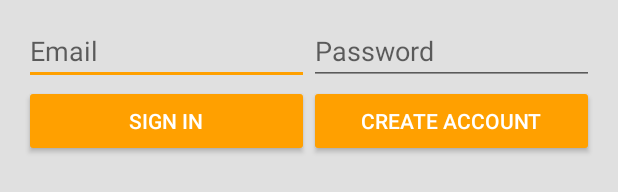
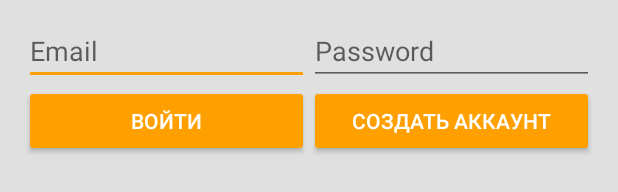
Before and after one commit to TemplateDestruction/CoolConcert, an Android app: the layout activity_emailpassword.xml on its own in the app's theme, with its tools: preview values and no code run, on a phone screen of 412 x 824 dp. Shown: the part 1003-1195 px from the top of the screen. Run offline under Robolectric (Android 15) with nearby library versions, the phone set to English and light mode, and no system bars.

Commit message:
Integrated new concert design

```diff
--- a/app/src/main/java/com/breakout/myapplication/user/DesignedUserActivity.java
+++ b/app/src/main/java/com/breakout/myapplication/user/DesignedUserActivity.java
@@ -44,7 +44,9 @@ public class DesignedUserActivity extends AppCompatActivity {
     @BindView(R.id.user_genre)
     TextView userGenre;
 
-    int userStatus = 0;
+    int userStatus = 1;
+
+    // TODO: 11.04.2019 shared preferences!
 
     @Override
     protected void onCreate(@Nullable Bundle savedInstanceState) {
--- a/app/src/main/res/layout/activity_emailpassword.xml
+++ b/app/src/main/res/layout/activity_emailpassword.xml
@@ -96,7 +96,7 @@
                 android:layout_width="0dp"
                 android:layout_height="wrap_content"
                 android:layout_weight="1"
-                android:text="@string/sign_in"
+                android:text="Войти"
                 android:theme="@style/ThemeOverlay.MyDarkButton" />
 
             <Button
@@ -105,7 +105,7 @@
                 android:layout_width="0dp"
                 android:layout_height="wrap_content"
                 android:layout_weight="1"
-                android:text="@string/create_account"
+                android:text="СОЗДАТЬ АККАУНТ"
                 android:theme="@style/ThemeOverlay.MyDarkButton" />
         </LinearLayout>
 
@@ -126,7 +126,7 @@
                 android:layout_width="0dp"
                 android:layout_height="wrap_content"
                 android:layout_weight="1.0"
-                android:text="@string/sign_out"
+                android:text=" "
                 android:theme="@style/ThemeOverlay.MyDarkButton" />
 
             <Button
--- a/app/src/main/res/values/styles.xml
+++ b/app/src/main/res/values/styles.xml
@@ -72,5 +72,11 @@
         <item name="android:text">@string/profile</item>
     </style>
 
+    <style name="concert_item">
+        <item name="android:background">
+            @drawable/concert_item
+        </item>
+    </style>
+
 
 </resources>
```
Also changed, not shown: app/src/main/java/com/breakout/myapplication/concerts/concert/ConcertActivity.java (+20 -8 lines), app/src/main/res/layout/concert_layout.xml (+5 -4 lines).
